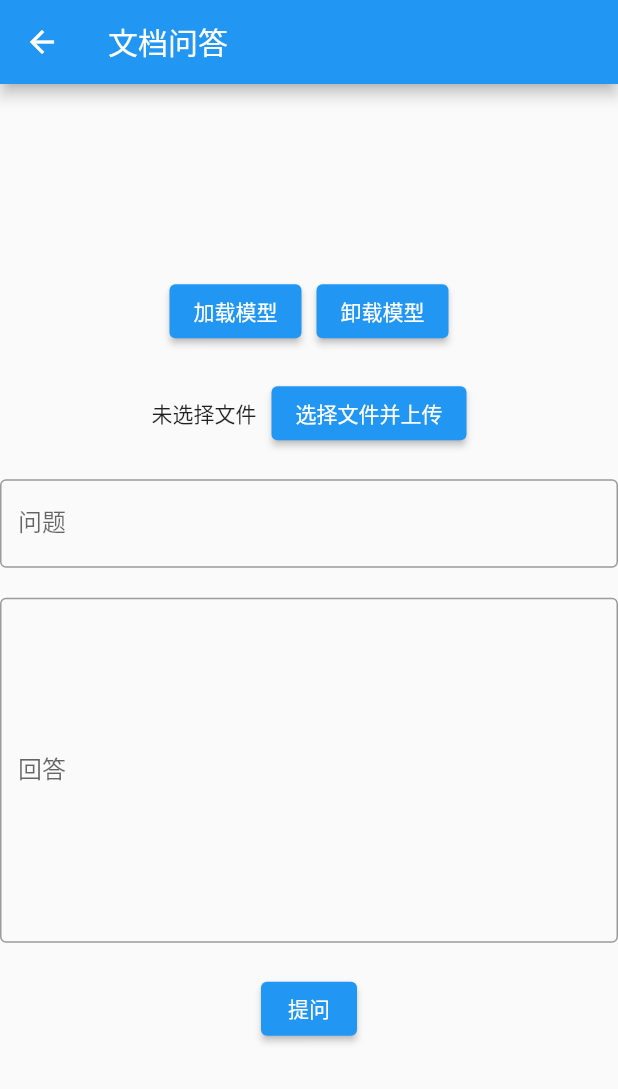
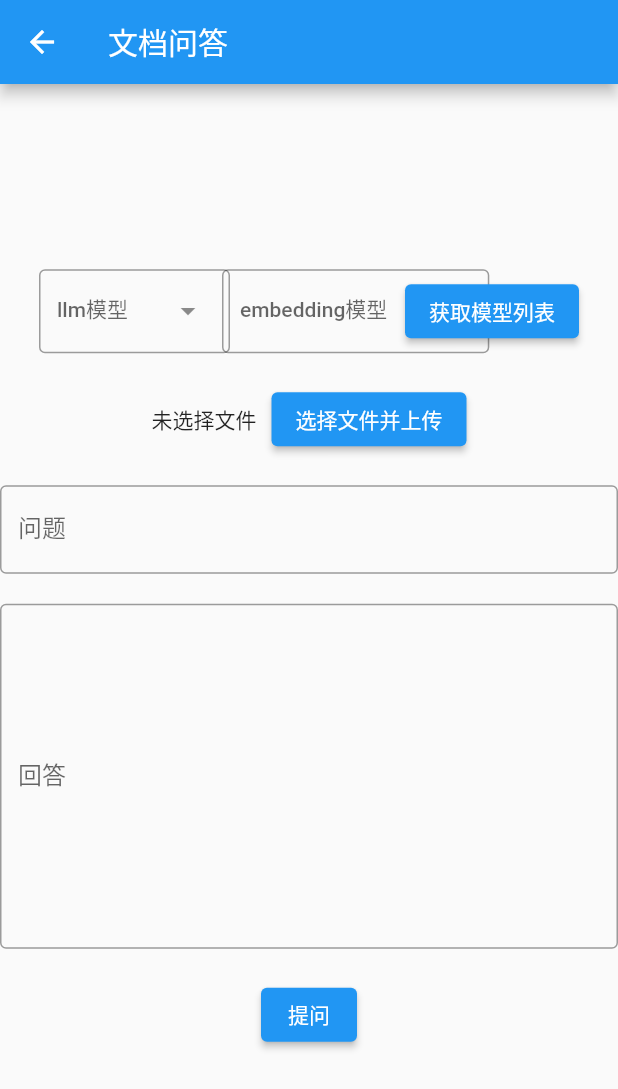
Before and after one commit to zqwang-cn/llm-apps, a Flutter app: the DocQA screen opened directly, on a phone screen of 412 x 824 dp. Shown: the top 1089 px of the screen. Run offline on Flutter 3.47's test engine with Material 2 defaults, Android fonts, the light colour scheme and no system bars; our stand-ins replace file_picker.

Commit message:
update doc-qa

```diff
--- a/gui/lib/doc_qa.dart
+++ b/gui/lib/doc_qa.dart
@@ -14,6 +14,9 @@ class DocQA extends StatefulWidget {
 }
 
 class _DocQAState extends State<DocQA> {
+  List<String>? names;
+  TextEditingController llm = TextEditingController();
+  TextEditingController emb = TextEditingController();
   String filename = '未选择文件';
   TextEditingController question = TextEditingController();
   TextEditingController answer = TextEditingController();
@@ -33,42 +36,55 @@ class _DocQAState extends State<DocQA> {
                   OverflowBar(
                     spacing: 10,
                     children: <Widget>[
+                      DropdownMenu<String>(
+                        label: const Text('llm模型'),
+                        initialSelection: names?.first,
+                        controller: llm,
+                        dropdownMenuEntries: names == null
+                            ? []
+                            : names!
+                                .map<DropdownMenuEntry<String>>((String value) {
+                                return DropdownMenuEntry<String>(
+                                    value: value, label: value);
+                              }).toList(),
+                      ),
+                      DropdownMenu<String>(
+                        label: const Text('embedding模型'),
+                        initialSelection: names?.first,
+                        controller: emb,
+                        dropdownMenuEntries: names == null
+                            ? []
+                            : names!
+                                .map<DropdownMenuEntry<String>>((String value) {
+                                return DropdownMenuEntry<String>(
+                                    value: value, label: value);
+                              }).toList(),
+                      ),
                       ElevatedButton(
-                        child: const Text('加载模型'),
+                          child: const Text('获取模型列表'),
                           onPressed: () {
+                            if (names == null) {
                               startLoading(context);
                               http
-                              .get(Uri.parse('$apiRoot/doc-qa/load'))
-                              .then((response) {
+                                  .get(Uri.parse('$apiRoot/models'))
+                                  .then((result) {
+                                if (result.statusCode == 200) {
+                                  var infos = json.decode(result.body);
+                                  setState(() {
+                                    names = infos.keys.toList();
+                                  });
                                   stopLoading(context);
-                            var msg = response.statusCode == 204
-                                ? '加载模型成功'
-                                : '加载模型失败';
-                            showMsg(context, msg);
+                                  showMsg(context, '获取模型列表成功');
+                                } else {
+                                  stopLoading(context);
+                                  showMsg(context, '获取模型列表失败');
+                                }
                               }).onError((error, stackTrace) {
                                 stopLoading(context);
-                            showMsg(context, '加载模型失败');
+                                showMsg(context, '获取模型列表失败');
                               });
-                        },
-                      ),
-                      ElevatedButton(
-                        child: const Text('卸载模型'),
-                        onPressed: () {
-                          startLoading(context);
-                          http
-                              .get(Uri.parse('$apiRoot/doc-qa/unload'))
-                              .then((response) {
-                            stopLoading(context);
-                            var msg = response.statusCode == 204
-                                ? '卸载模型成功'
-                                : '卸载模型失败';
-                            showMsg(context, msg);
-                          }).onError((error, stackTrace) {
-                            stopLoading(context);
-                            showMsg(context, '卸载模型失败');
-                          });
-                        },
-                      ),
+                            }
+                          }),
                     ],
                   ),
                   const SizedBox(height: 20),
@@ -91,6 +107,8 @@ class _DocQAState extends State<DocQA> {
                             });
                             var request = http.MultipartRequest(
                                 'POST', Uri.parse('$apiRoot/doc-qa/add-doc'));
+                            request.fields['llm_name'] = llm.text;
+                            request.fields['emb_name'] = emb.text;
                             var multipart = http.MultipartFile.fromBytes(
                                 'file', file.bytes!.toList(),
                                 filename: file.name);
```
Also changed, not shown: 1 other file. Lines whose indentation alone changed are shown as unchanged.
